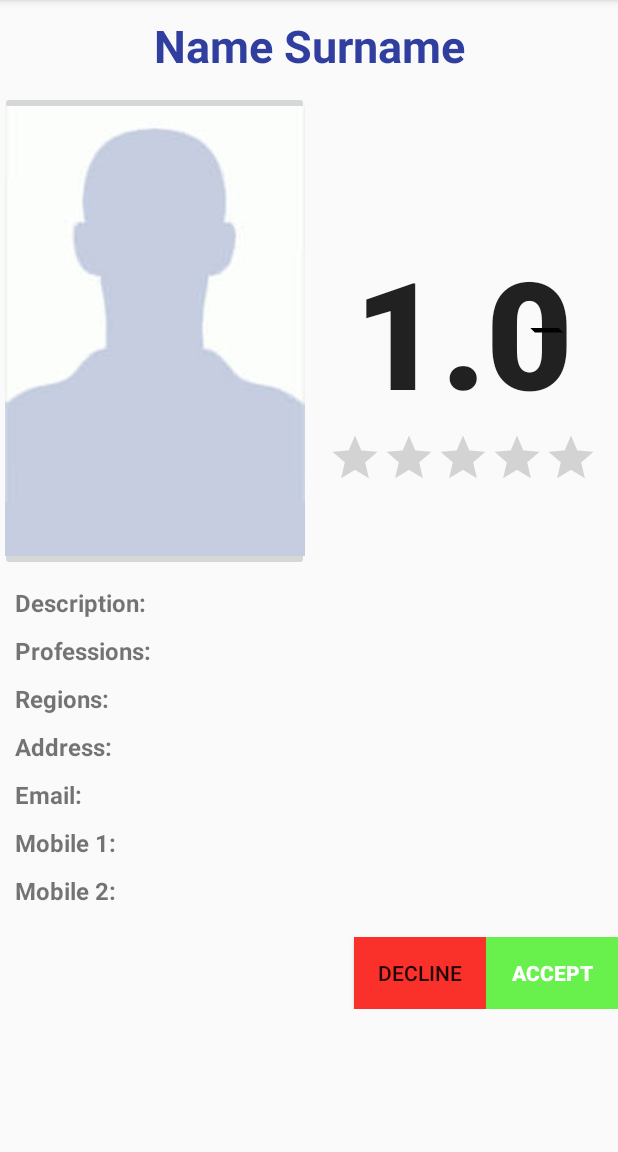
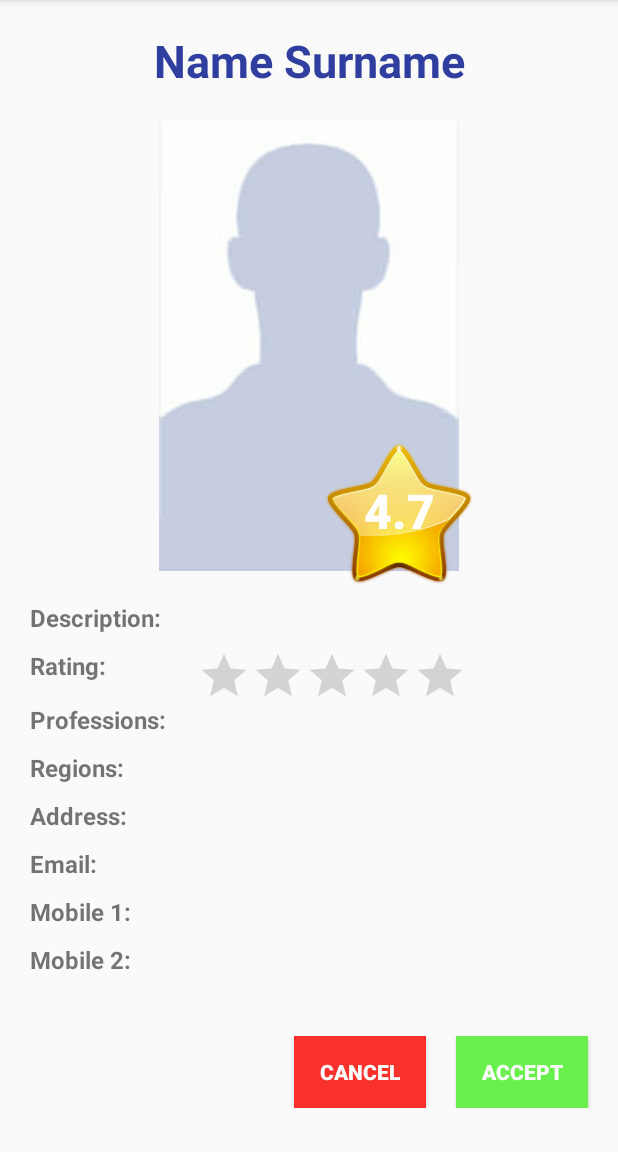
Before and after one commit to petardan/Rep200917, an Android app: the fragment LargeRepairmanInfoFragment shown on its own in the app's theme, on a phone screen of 412 x 824 dp, the part 84-1236 px from its top. Run offline under Robolectric (Android 15) with nearby library versions, the phone set to English and light mode, and no system bars; our stand-ins replace Volley; network calls fail; 12 statements that could not run were skipped.

Commit message:
Changes in Large Repairman Fragment

```diff
--- a/app/src/main/java/com/rpd/irepair/LargeRepairmanInfoFragment.java
+++ b/app/src/main/java/com/rpd/irepair/LargeRepairmanInfoFragment.java
@@ -28,8 +28,9 @@ public class LargeRepairmanInfoFragment extends DialogFragment {
     TextView largeFragmentMobile1View;
     TextView largeFragmentMobile2View;
 
-    Button acceptRepairmanButton;
-    Button declineRepairmanButton;
+    Button selectRepairmanButton;
+    Button cancelRepairmanButton;
+    Button ratingStarButton;
 
     RatingBar ratingBar;
 
@@ -49,8 +50,9 @@ public class LargeRepairmanInfoFragment extends DialogFragment {
         largeFragmentMobile1View = (TextView)rootView.findViewById(R.id.largeFragmentMobile1View);
         largeFragmentMobile2View = (TextView)rootView.findViewById(R.id.largeFragmentMobile2View);
 
-        acceptRepairmanButton = (Button)rootView.findViewById(R.id.acceptRepairmanButton);
-        declineRepairmanButton = (Button)rootView.findViewById(R.id.declineRepairmanButton);
+        selectRepairmanButton = (Button)rootView.findViewById(R.id.selectRepairmanButton);
+        cancelRepairmanButton = (Button)rootView.findViewById(R.id.cancelRepairmanButton);
+        ratingStarButton = (Button)rootView.findViewById(R.id.ratingButton);
 
         ratingBar = (RatingBar)rootView.findViewById(R.id.ratingBar);
 
@@ -69,7 +71,7 @@ public class LargeRepairmanInfoFragment extends DialogFragment {
 
 
         //Accept button onClick listener
-        acceptRepairmanButton.setOnClickListener(new View.OnClickListener() {
+        selectRepairmanButton.setOnClickListener(new View.OnClickListener() {
             @Override
             public void onClick(View v) {
                 Snackbar.make(rootView, "Repairman accepted!", Snackbar.LENGTH_LONG)
@@ -78,7 +80,7 @@ public class LargeRepairmanInfoFragment extends DialogFragment {
         });
 
         //Decline button onClick listener
-        declineRepairmanButton.setOnClickListener(new View.OnClickListener() {
+        cancelRepairmanButton.setOnClickListener(new View.OnClickListener() {
             @Override
             public void onClick(View v) {
                 dismiss();
--- a/app/src/main/res/layout/large_repairman_fragment.xml
+++ b/app/src/main/res/layout/large_repairman_fragment.xml
@@ -3,18 +3,26 @@
     xmlns:app="http://schemas.android.com/apk/res-auto"
     android:orientation="vertical"
     android:layout_width="match_parent"
-    android:layout_height="match_parent">
+    android:layout_height="match_parent"
+    android:padding="10sp">
+
+    <LinearLayout
+        android:layout_width="match_parent"
+        android:layout_height="wrap_content"
+        android:orientation="horizontal"
+        android:padding="10sp">
 
         <TextView
             android:id="@+id/largeFragmentNameAndSurname"
             android:layout_width="match_parent"
-        android:layout_height="wrap_content"
+            android:layout_height="match_parent"
+            android:gravity="center"
+            android:text="Name Surname"
             android:textColor="@color/colorPrimaryDark"
-        android:gravity="center"
             android:textSize="30sp"
-        android:text="Name Surname"
-        android:textStyle="bold"
-        android:padding="10sp"/>
+            android:textStyle="bold" />
+
+    </LinearLayout>
 
     <ScrollView
         android:layout_width="match_parent"
@@ -26,50 +34,33 @@
             android:orientation="vertical"
             android:gravity="center">
 
-            <LinearLayout
+            <RelativeLayout
                 android:layout_width="match_parent"
-                android:layout_height="wrap_content"
-                android:orientation="horizontal">
+                android:layout_height="match_parent">
 
-                <ImageButton
+                <ImageView
                     android:id="@+id/largeRepairmanImage"
-                    android:layout_width="match_parent"
+                    android:layout_width="wrap_content"
                     android:layout_height="wrap_content"
                     android:layout_weight="1"
+                    android:padding="10sp"
                     app:srcCompat="@drawable/blankuser1"
-                    android:padding="10sp"/>
-
-                <RelativeLayout
-                    android:layout_width="match_parent"
-                    android:layout_height="match_parent"
-                    android:layout_weight="1">
+                    android:layout_alignParentTop="true"
+                    android:layout_centerHorizontal="true" />
 
                 <Button
-                        android:id="@+id/largeAverageRatingButton"
-                        android:layout_width="wrap_content"
-                        android:layout_height="wrap_content"
-                        android:background="@drawable/round_rating_button"
-                        android:layout_centerHorizontal="true"
-                        android:layout_centerVertical="true"
-                        android:textSize="100sp"
+                    android:id="@+id/ratingButton"
+                    android:layout_width="100sp"
+                    android:layout_height="100sp"
+                    android:background="@drawable/rating_star"
+                    android:text="4.7"
+                    android:textColor="@color/white"
+                    android:textSize="32sp"
                     android:textStyle="bold"
-                        android:text="1.0" />
-
-                    <RatingBar
-                        android:id="@+id/ratingBar"
-                        style="@style/Widget.AppCompat.RatingBar.Indicator"
-                        android:layout_width="wrap_content"
-                        android:layout_height="wrap_content"
-                        android:layout_below="@+id/largeAverageRatingButton"
-                        android:layout_centerHorizontal="true"
-                        android:clickable="false"
-                        android:numStars="5"
-                        android:rating="0" />
-
-
+                    app:srcCompat="@drawable/rating_star"
+                    android:layout_alignParentBottom="true"
+                    android:layout_alignEnd="@+id/largeRepairmanImage" />
             </RelativeLayout>
-
-            </LinearLayout>
 
             <LinearLayout
                 android:layout_width="match_parent"
@@ -95,7 +86,7 @@
                         android:layout_height="wrap_content"
                         android:textSize="16sp"
                         android:textStyle="bold"
-                        android:paddingEnd="30sp"
+                        android:paddingEnd="20sp"
                         android:text="@string/largeFragmentDescriptionTitle" />
 
                     <TextView
@@ -104,6 +95,33 @@
                         android:layout_height="wrap_content"
                         android:text="" />
 
+                </TableRow>
+
+                <TableRow
+                    android:id="@+id/rating"
+                    android:layout_width="match_parent"
+                    android:layout_height="match_parent">
+
+                    <TextView
+                        android:id="@+id/largeFragmentRatingTitle"
+                        android:layout_width="wrap_content"
+                        android:layout_height="wrap_content"
+                        android:textSize="16sp"
+                        android:textStyle="bold"
+                        android:paddingEnd="20sp"
+                        android:gravity="center_vertical"
+                        android:text="@string/largeFragmentRatingTitle" />
+
+                    <RatingBar
+                        android:id="@+id/ratingBar"
+                        style="@style/Widget.AppCompat.RatingBar.Indicator"
+                        android:layout_width="match_parent"
+                        android:layout_height="wrap_content"
+                        android:layout_below="@+id/largeAverageRatingButton"
+                        android:layout_centerHorizontal="true"
+                        android:clickable="false"
+                        android:numStars="5"
+                        android:rating="0" />
                 </TableRow>
 
                 <TableRow
@@ -118,7 +136,7 @@
                         android:layout_height="wrap_content"
                         android:textSize="16sp"
                         android:textStyle="bold"
-                        android:paddingEnd="30sp"
+                        android:paddingEnd="20sp"
                         android:text="@string/largeFragmentProfessionsTitle" />
 
                     <TextView
@@ -140,7 +158,7 @@
                         android:layout_height="wrap_content"
                         android:textSize="16sp"
                         android:textStyle="bold"
-                        android:paddingEnd="30sp"
+                        android:paddingEnd="20sp"
                         android:text="@string/largeFragmentRegionsTitle" />
 
                     <TextView
@@ -162,7 +180,7 @@
                         android:layout_height="wrap_content"
                         android:textSize="16sp"
                         android:textStyle="bold"
-                        android:paddingEnd="30sp"
+                        android:paddingEnd="20sp"
                         android:text="@string/largeFragmentAddressTitle" />
 
                     <TextView
@@ -184,7 +202,7 @@
                         android:layout_height="wrap_content"
                         android:textSize="16sp"
                         android:textStyle="bold"
-                        android:paddingEnd="30sp"
+                        android:paddingEnd="20sp"
                         android:text="@string/largeFragmentEmailTitle" />
 
                     <TextView
@@ -206,7 +224,7 @@
                         android:layout_height="wrap_content"
                         android:textSize="16sp"
                         android:textStyle="bold"
-                        android:paddingEnd="30sp"
+                        android:paddingEnd="20sp"
                         android:text="@string/largeFragmentMobile1Title" />
 
                     <TextView
@@ -228,7 +246,7 @@
                         android:layout_height="wrap_content"
                         android:textSize="16sp"
                         android:textStyle="bold"
-                        android:paddingEnd="30sp"
+                        android:paddingEnd="20sp"
                         android:text="@string/largeFragmentMobile2Title" />
 
                     <TextView
@@ -246,25 +264,28 @@
                 android:layout_height="match_parent">
 
                 <Button
-                    android:id="@+id/acceptRepairmanButton"
+                    android:id="@+id/selectRepairmanButton"
                     android:layout_width="wrap_content"
                     android:layout_height="wrap_content"
                     android:layout_alignParentBottom="true"
                     android:layout_alignParentEnd="true"
-                    android:background="@color/acceptRepairmanButton"
-                    android:text="@string/acceptRepairmanButton"
+                    android:background="@color/selectRepairmanButton"
+                    android:text="@string/selectRepairmanButton"
                     android:textColor="@color/white"
                     android:textStyle="bold"
-                    />
+                    android:layout_margin="10sp"/>
 
                 <Button
-                    android:id="@+id/declineRepairmanButton"
+                    android:id="@+id/cancelRepairmanButton"
                     android:layout_width="wrap_content"
                     android:layout_height="wrap_content"
                     android:layout_alignParentBottom="true"
-                    android:layout_toStartOf="@+id/acceptRepairmanButton"
-                    android:background="@color/declineRepairmanButton"
-                    android:text="@string/declineRepairmanButton" />
+                    android:layout_toStartOf="@+id/selectRepairmanButton"
+                    android:background="@color/cancelRepairmanButton"
+                    android:text="@string/cancelRepairmanButton"
+                    android:textColor="@color/white"
+                    android:textStyle="bold"
+                    android:layout_margin="10sp"/>
             </RelativeLayout>
 
         </LinearLayout>
--- a/app/src/main/res/values/colors.xml
+++ b/app/src/main/res/values/colors.xml
@@ -24,8 +24,8 @@
 
     <!--Large Repairman Fragment-->
     <color name="largeAverageRatingButton">#ffef0b</color>
-    <color name="acceptRepairmanButton">#68f14d</color>
-    <color name="declineRepairmanButton">#fa312a</color>
+    <color name="selectRepairmanButton">#68f14d</color>
+    <color name="cancelRepairmanButton">#fa312a</color>
 
 
 
--- a/app/src/main/res/values/strings.xml
+++ b/app/src/main/res/values/strings.xml
@@ -42,14 +42,15 @@
 
     <!-- Large repairman fragmen -->
     <string name="largeFragmentDescriptionTitle">Description:</string>
+    <string name="largeFragmentRatingTitle">Rating:</string>
     <string name="largeFragmentProfessionsTitle">Professions:</string>
     <string name="largeFragmentRegionsTitle">Regions:</string>
     <string name="largeFragmentAddressTitle">Address:</string>
     <string name="largeFragmentEmailTitle">Email:</string>
     <string name="largeFragmentMobile1Title">Mobile 1:</string>
     <string name="largeFragmentMobile2Title">Mobile 2:</string>
-    <string name="acceptRepairmanButton">ACCEPT</string>
-    <string name="declineRepairmanButton">DECLINE</string>
+    <string name="selectRepairmanButton">ACCEPT</string>
+    <string name="cancelRepairmanButton">CANCEL</string>
 
 
 
```
Lines whose indentation alone changed are shown as unchanged.
